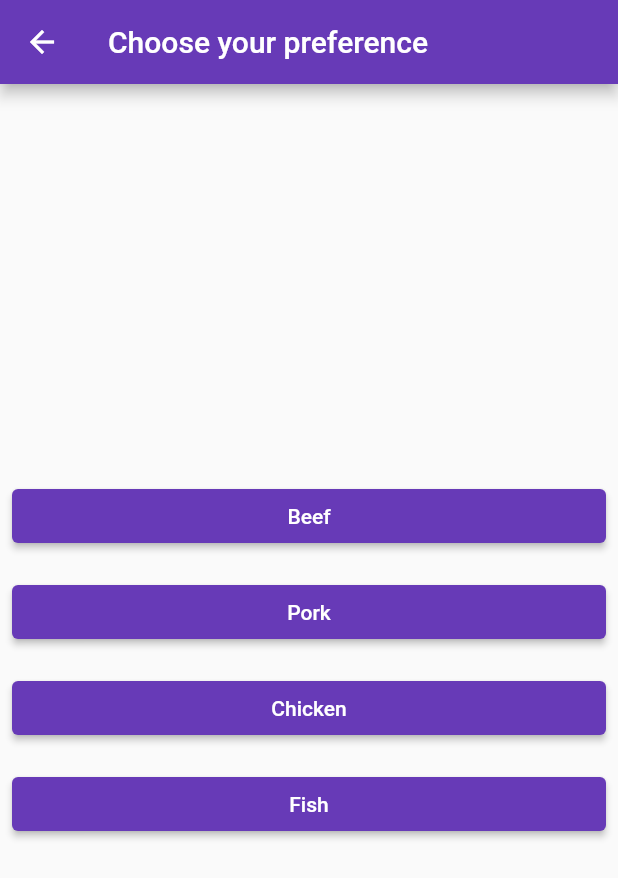
After one commit to is767-1-2022/winai, a Flutter app: the SixthPage screen opened by its route, after a tap on "Choose what you prefer", on a phone screen of 412 x 824 dp. The commit adds this screen. Shown: the top 878 px of the screen. Run offline on Flutter 3.47's test engine with Material 2 defaults, Android fonts, the phone set to English and light mode, and no system bars.

Commit message:
Lazy Sunday 18-09-2022

```diff
--- a/first_app/lib/main.dart
+++ b/first_app/lib/main.dart
@@ -5,6 +5,7 @@ import 'pages/first_page.dart';
 import 'pages/fourth_page.dart';
 import 'pages/home_page.dart';
 import 'pages/second_page.dart';
+import 'pages/sixth_page.dart';
 import 'pages/third_page.dart';
 
 void main() {
@@ -29,6 +30,7 @@ class MyApp extends StatelessWidget {
         '/3': (context) => ThirdPage(),
         '/4': (context) => FourthPage(),
         '/5': (context) => FifthPage(),
+        '/6': (context) => SixthPage(),
       },
     );
   }
--- a/first_app/lib/pages/first_page.dart
+++ b/first_app/lib/pages/first_page.dart
@@ -19,7 +19,7 @@ class FirstPage extends StatelessWidget {
       ),
       body: GridView.count(
         crossAxisCount: 2,
-        children: List.generate(5, (index) {
+        children: List.generate(6, (index) {
           return InkWell(
             onTap: () {
               if (index == 0) {
--- /dev/null
+++ b/first_app/lib/pages/sixth_page.dart
@@ -0,0 +1,108 @@
+import 'package:flutter/material.dart';
+
+class SixthPage extends StatefulWidget {
+  @override
+  State<SixthPage> createState() => _SixthPageState();
+}
+
+class _SixthPageState extends State<SixthPage> {
+  String _preference = "";
+
+  @override
+  Widget build(BuildContext context) {
+    return Scaffold(
+      appBar: AppBar(
+        title: Text('Routing Test'),
+      ),
+      body: Column(
+        mainAxisAlignment: MainAxisAlignment.center,
+        crossAxisAlignment: CrossAxisAlignment.stretch,
+        children: [
+          Padding(
+            padding: const EdgeInsets.all(8.0),
+            child: Center(
+              child: Text('Your preference is - $_preference'),
+            ),
+          ),
+          Padding(
+            padding: const EdgeInsets.all(8.0),
+            child: ElevatedButton(
+              onPressed: () async {
+                final result = await Navigator.push(
+                  context,
+                  MaterialPageRoute(
+                    builder: (context) => PreferencePage(),
+                  ),
+                );
+
+                ScaffoldMessenger.of(context)
+                  ..removeCurrentSnackBar()
+                  ..showSnackBar(SnackBar(
+                    content: Text('$result'),
+                  ));
+
+                setState(() {
+                  _preference = result;
+                });
+              },
+              child: Text('Choose what you prefer'),
+            ),
+          ),
+        ],
+      ),
+    );
+  }
+}
+
+class PreferencePage extends StatelessWidget {
+  @override
+  Widget build(BuildContext context) {
+    return Scaffold(
+      appBar: AppBar(
+        title: Text('Choose your preference'),
+      ),
+      body: Column(
+        mainAxisAlignment: MainAxisAlignment.center,
+        crossAxisAlignment: CrossAxisAlignment.stretch,
+        children: [
+          Padding(
+            padding: const EdgeInsets.all(8.0),
+            child: ElevatedButton(
+              onPressed: () {
+                Navigator.pop(context, 'Beef');
+              },
+              child: Text('Beef'),
+            ),
+          ),
+          Padding(
+            padding: const EdgeInsets.all(8.0),
+            child: ElevatedButton(
+              onPressed: () {
+                Navigator.pop(context, 'Pork');
+              },
+              child: Text('Pork'),
+            ),
+          ),
+          Padding(
+            padding: const EdgeInsets.all(8.0),
+            child: ElevatedButton(
+              onPressed: () {
+                Navigator.pop(context, 'Chicken');
+              },
+              child: Text('Chicken'),
+            ),
+          ),
+          Padding(
+            padding: const EdgeInsets.all(8.0),
+            child: ElevatedButton(
+              onPressed: () {
+                Navigator.pop(context, 'Fish');
+              },
+              child: Text('Fish'),
+            ),
+          ),
+        ],
+      ),
+    );
+  }
+}
```
Also changed, not shown: first_app/lib/pages/fifth_page.dart (+65 -0 lines), first_app/lib/pages/second_page.dart (+52 -1 lines).
